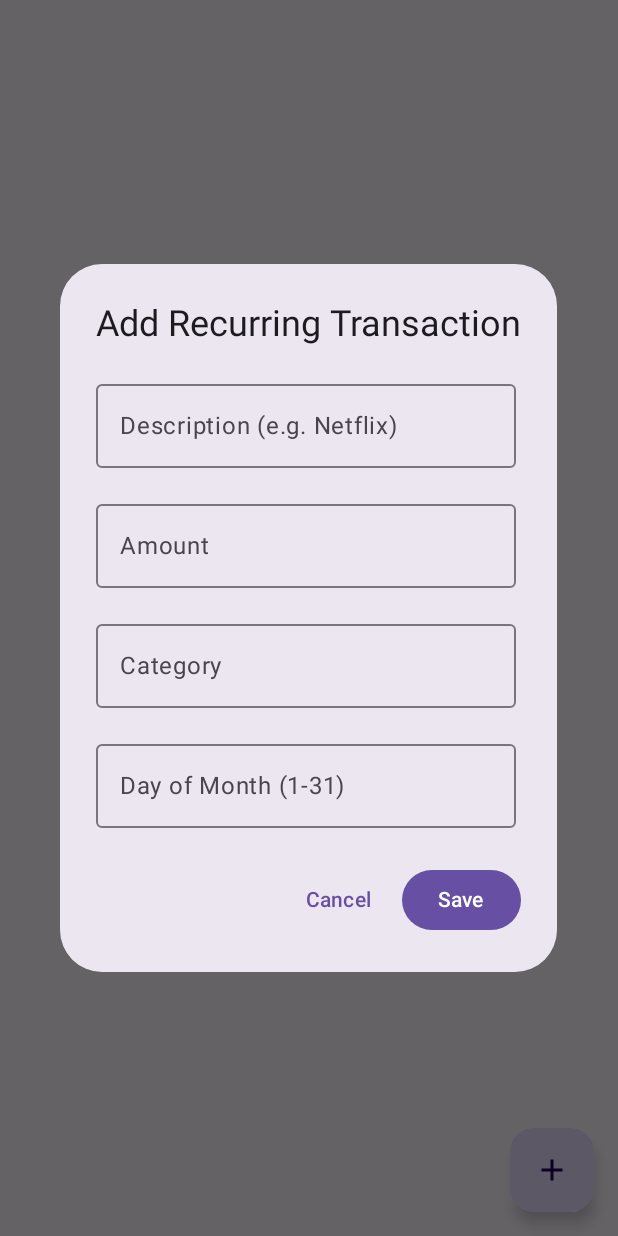
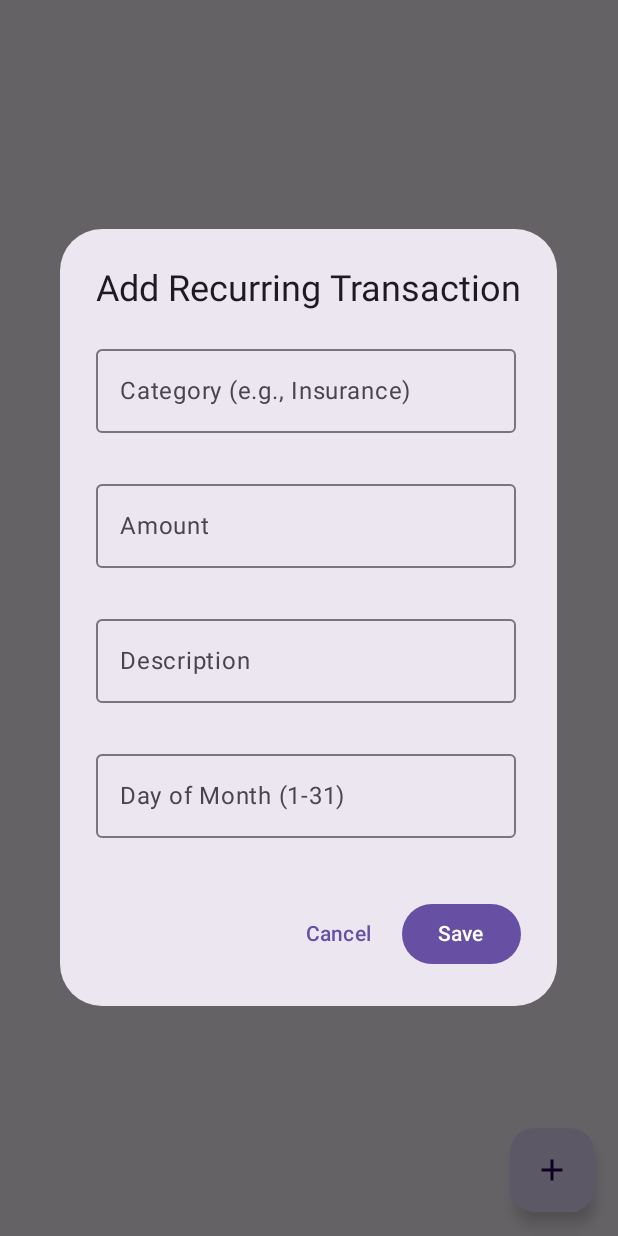
Before and after one commit to Harishhari0525/upitracker, an Android app built with Jetpack Compose: the composable RecurringScreen shown on its own in the app's theme, after a tap on "Add new recurring rule", on a phone screen of 412 x 824 dp. Run offline under Robolectric (Android 15) with nearby library versions, the phone set to English and light mode, and no system bars; Roboto replaces fonts that are not available here; 3 statements that could not run were skipped.

Commit message:
Bug Fixes and UI Enhancements
- Improved input validation and formatting for amount fields in budget and recurring rule dialogs using `DecimalInputVisualTransformation`.
- Enhanced category input in transaction details to allow only letters, digits, and whitespace.
- Adjusted text display for long descriptions in the upcoming recurring transactions section.
- Corrected string resource for archived transactions empty state.
- Minor refactoring in GraphsScreen for pie chart data display.
- Rounded percentage values in pie chart labels for better readability.

```diff
--- a/app/src/main/java/com/example/upitracker/ui/components/AddEditRecurringRuleDialog.kt
+++ b/app/src/main/java/com/example/upitracker/ui/components/AddEditRecurringRuleDialog.kt
@@ -13,6 +13,7 @@ import androidx.compose.ui.text.input.KeyboardType
 import androidx.compose.ui.unit.dp
 import com.example.upitracker.data.BudgetPeriod
 import com.example.upitracker.data.RecurringRule
+import com.example.upitracker.util.DecimalInputVisualTransformation
 
 @OptIn(ExperimentalMaterial3Api::class)
 @Composable
@@ -27,39 +28,68 @@ fun AddEditRecurringRuleDialog(
     var dayOfMonth by remember { mutableStateOf(ruleToEdit?.dayOfPeriod?.toString() ?: "") }
     val selectedPeriod by remember { mutableStateOf(ruleToEdit?.periodType ?: BudgetPeriod.MONTHLY) }
 
+    // Error states for validation
+    var isAmountError by remember { mutableStateOf(false) }
+    var isDayOfMonthError by remember { mutableStateOf(false) }
+    var isCategoryError by remember { mutableStateOf(false) }
+    var isDescriptionError by remember { mutableStateOf(false) }
+
     AlertDialog(
         onDismissRequest = onDismiss,
         title = { Text(if (ruleToEdit == null) "Add Recurring Transaction" else "Edit Recurring Transaction") },
         text = {
             Column(modifier = Modifier.verticalScroll(rememberScrollState()),
-                verticalArrangement = Arrangement.spacedBy(16.dp)) {
+                verticalArrangement = Arrangement.spacedBy(10.dp)) {
+                OutlinedTextField(
+                    value = category,
+                    onValueChange = { category = it },
+                    label = { Text("Category (e.g., Insurance)") },
+                    keyboardOptions = KeyboardOptions(capitalization = KeyboardCapitalization.Words),
+                    singleLine = true,
+                    isError = isCategoryError,
+                    supportingText = { if (isCategoryError) Text("Please enter a category") }
+                )
+                // --- CORRECTED AMOUNT FIELD ---
+                OutlinedTextField(
+                    value = amount,
+                    onValueChange = {
+                        // Allows digits and one optional decimal point with up to 2 decimal places
+                        if (it.matches(Regex("^\\d*\\.?\\d{0,2}$"))) {
+                            amount = it
+                        }
+                        isAmountError = false
+                    },
+                    label = { Text("Amount") },
+                    keyboardOptions = KeyboardOptions(keyboardType = KeyboardType.Decimal),
+                    isError = isAmountError,
+                    supportingText = { if (isAmountError) Text("Please enter a valid amount") },
+                    prefix = { Text("₹") },
+                    singleLine = true,
+                    visualTransformation = DecimalInputVisualTransformation()
+                )
                 OutlinedTextField(
                     value = description,
                     onValueChange = { description = it },
-                    label = { Text("Description (e.g. Netflix)") },
+                    label = { Text("Description") },
                     keyboardOptions = KeyboardOptions(capitalization = KeyboardCapitalization.Words),
-                    singleLine = true
+                    singleLine = true,
+                    isError = isDescriptionError,
+                    supportingText = { if (isDescriptionError) Text("Please enter a description") }
                 )
-                OutlinedTextField(
-                    value = amount,
-                    onValueChange = { amount = it },
-                    label = { Text("Amount") },
-                    keyboardOptions = KeyboardOptions(keyboardType = KeyboardType.Number),
-                    prefix = { Text("₹") },
-                    singleLine = true
-                )
-                OutlinedTextField(
-                    value = category,
-                    onValueChange = { category = it },
-                    label = { Text("Category") },
-                    keyboardOptions = KeyboardOptions(capitalization = KeyboardCapitalization.Words),
-                    singleLine = true
-                )
+                // --- CORRECTED DAY OF MONTH FIELD ---
                 OutlinedTextField(
                     value = dayOfMonth,
-                    onValueChange = { dayOfMonth = it },
+                    onValueChange = {
+                        // Limits input to 2 characters and only digits
+                        if (it.length <= 2) {
+                            dayOfMonth = it.filter { c -> c.isDigit() }
+                        }
+                        isDayOfMonthError = false
+                    },
                     label = { Text("Day of Month (1-31)") },
                     keyboardOptions = KeyboardOptions(keyboardType = KeyboardType.Number),
+                    isError = isDayOfMonthError,
+                    supportingText = { if (isDayOfMonthError) Text("Must be between 1-31") },
                     singleLine = true
                 )
             }
@@ -69,8 +99,13 @@ fun AddEditRecurringRuleDialog(
                 onClick = {
                     val amountDouble = amount.toDoubleOrNull()
                     val dayInt = dayOfMonth.toIntOrNull()
-                    if (amountDouble != null && dayInt != null && description.isNotBlank() && category.isNotBlank()) {
-                        onConfirm(description, amountDouble, category, selectedPeriod, dayInt)
+
+                    // Individual validation checks
+                    isAmountError = amountDouble == null || amountDouble <= 0
+                    isDayOfMonthError = dayInt == null || dayInt !in 1..31
+
+                    if (description.isNotBlank() && category.isNotBlank() && !isAmountError && !isDayOfMonthError) {
+                        onConfirm(description, amountDouble!!, category, selectedPeriod, dayInt!!)
                     }
                 }
             ) {
--- a/app/src/main/java/com/example/upitracker/ui/components/CategorySpendingPieChart.kt
+++ b/app/src/main/java/com/example/upitracker/ui/components/CategorySpendingPieChart.kt
@@ -32,8 +32,6 @@ import androidx.compose.ui.res.stringResource
 import androidx.compose.ui.text.font.FontWeight
 import androidx.compose.ui.text.style.TextAlign
 import androidx.compose.ui.unit.Density
-import androidx.compose.ui.unit.Dp
-import androidx.compose.ui.unit.TextUnit
 import androidx.compose.ui.unit.dp
 import androidx.compose.ui.unit.sp
 import androidx.compose.ui.unit.toSize
@@ -230,7 +228,7 @@ private fun DrawScope.drawPie(
             val labelRadius = outerRadius * 0.65f
             val xPos = currentCenter.x + (cos(angleMiddleRad) * labelRadius).toFloat()
             val yPos = currentCenter.y + (sin(angleMiddleRad) * labelRadius).toFloat()
-            val percentage = (expense.totalAmount / totalAmount * 100).toInt()
+            val percentage = (expense.totalAmount / totalAmount * 100).roundToInt()
             val textBounds = Rect()
             val label = "$percentage%"
             labelTextPaint.getTextBounds(label, 0, label.length, textBounds)
--- /dev/null
+++ b/app/src/main/java/com/example/upitracker/util/DecimalInputVisualTransformation.kt
@@ -0,0 +1,38 @@
+package com.example.upitracker.util
+
+import androidx.compose.ui.text.AnnotatedString
+import androidx.compose.ui.text.input.OffsetMapping
+import androidx.compose.ui.text.input.TransformedText
+import androidx.compose.ui.text.input.VisualTransformation
+import java.text.DecimalFormat
+
+class DecimalInputVisualTransformation : VisualTransformation {
+
+    // Formatter for Indian currency with up to two decimal places
+    private val formatter = DecimalFormat("##,##,##0.##")
+
+    override fun filter(text: AnnotatedString): TransformedText {
+        if (text.text.isEmpty()) {
+            return TransformedText(text, OffsetMapping.Identity)
+        }
+
+        val originalText = text.text
+        val number = originalText.toDoubleOrNull() ?: return TransformedText(text, OffsetMapping.Identity)
+
+        val formattedText = formatter.format(number)
+
+        val offsetMapping = object : OffsetMapping {
+            override fun originalToTransformed(offset: Int): Int {
+                // This logic is complex, for simplicity we can just move cursor to the end
+                return formattedText.length
+            }
+
+            override fun transformedToOriginal(offset: Int): Int {
+                // This logic is complex, for simplicity we can just use the original length
+                return originalText.length
+            }
+        }
+
+        return TransformedText(AnnotatedString(formattedText), offsetMapping)
+    }
+}
--- a/app/src/main/res/values-night/strings.xml
+++ b/app/src/main/res/values-night/strings.xml
@@ -60,7 +60,7 @@
     <string name="settings_about_app">About UPI Tracker</string>
     <string name="settings_app_version_summary">Version %1$s</string>
     <string name="settings_about_app_coming_soon">About section coming soon!</string>
-    <string name="settings_app_version_placeholder">1.4</string>
+    <string name="settings_app_version_placeholder">1.5</string>
     <string name="dialog_confirm_deletion_title">Confirm Deletion</string>
     <string name="dialog_confirm_deletion_message">Are you sure you want to permanently delete all transactions and UPI Lite summaries? This action cannot be undone.</string>
     <string name="dialog_button_delete_all">Delete All</string>
@@ -215,7 +215,7 @@
     <string name="settings_view_archived_transactions">Archived Transactions</string>
     <string name="settings_view_archived_summary">View your Archived Transactions</string>
     <string name="archived_transactions_title">Archived Transaction</string>
-    <string name="archived_empty_state">No Deleted/Archived Transactions found</string>
+    <string name="archived_empty_state">No Archived Transactions found</string>
     <string name="swipe_action_restore">Restore</string>
     <string name="bottom_nav_budget">Budgets</string>
     <string name="budget_empty_state">No budgets set yet. Tap the + button to add your first budget and track your spending!</string>
--- a/app/src/main/res/values/strings.xml
+++ b/app/src/main/res/values/strings.xml
@@ -60,7 +60,7 @@
     <string name="settings_about_app">About UPI Tracker</string>
     <string name="settings_app_version_summary">Version %1$s</string>
     <string name="settings_about_app_coming_soon">About section coming soon!</string>
-    <string name="settings_app_version_placeholder">1.4</string>
+    <string name="settings_app_version_placeholder">1.5</string>
     <string name="dialog_confirm_deletion_title">Confirm Deletion</string>
     <string name="dialog_confirm_deletion_message">Are you sure you want to permanently delete all transactions and UPI Lite summaries? This action cannot be undone.</string>
     <string name="dialog_button_delete_all">Delete All</string>
@@ -215,7 +215,7 @@
     <string name="settings_view_archived_transactions">Archived Transactions</string>
     <string name="settings_view_archived_summary">View your Archived Transactions</string>
     <string name="archived_transactions_title">Archived Transaction</string>
-    <string name="archived_empty_state">No Deleted/Archived Transactions found</string>
+    <string name="archived_empty_state">No Archived Transactions found</string>
     <string name="swipe_action_restore">Restore</string>
     <string name="bottom_nav_budget">Budgets</string>
     <string name="budget_empty_state">No budgets set yet. Tap the + button to add your first budget and track your spending!</string>
```
Also changed, not shown: app/src/main/java/com/example/upitracker/ui/components/AddEditBudgetDialog.kt (+28 -2 lines), app/src/main/java/com/example/upitracker/ui/screens/CurrentMonthExpensesScreen.kt (+17 -4 lines), app/src/main/java/com/example/upitracker/ui/screens/GraphsScreen.kt (+8 -4 lines), app/src/main/java/com/example/upitracker/ui/screens/TransactionDetailSheetContent.kt (+5 -2 lines).
